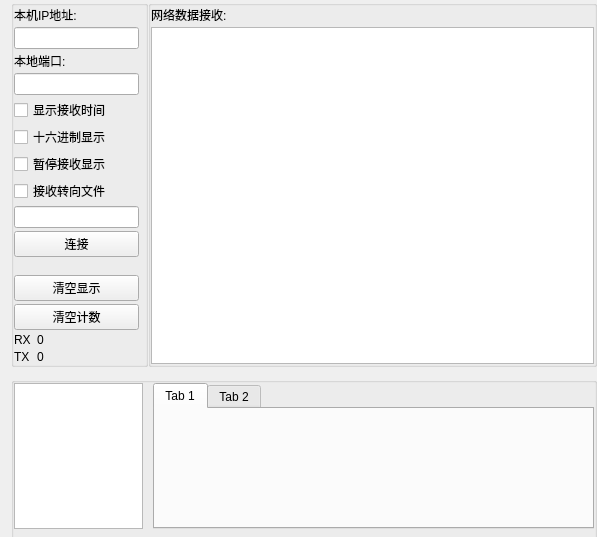
BeiChenYx/NetDebug, file UI/TCPServer.ui: the form before one commit.
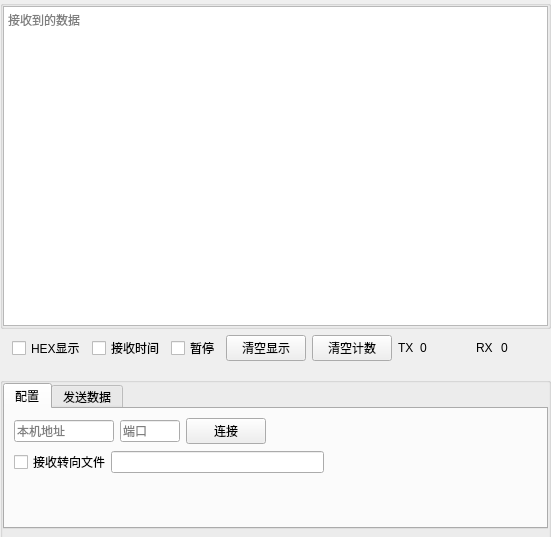
The form after the commit. The open tabs and pages were chosen to show the change.

```diff
--- a/UI/TCPServer.ui
+++ b/UI/TCPServer.ui
@@ -9,7 +9,7 @@
    <rect>
     <x>0</x>
     <y>0</y>
-    <width>597</width>
+    <width>551</width>
     <height>537</height>
    </rect>
   </property>
@@ -17,6 +17,9 @@
    <string>TCP/IP_Server</string>
   </property>
   <layout class="QGridLayout" name="gridLayout_3">
+   <property name="leftMargin">
+    <number>0</number>
+   </property>
    <property name="topMargin">
     <number>0</number>
    </property>
@@ -26,112 +29,72 @@
    <property name="bottomMargin">
     <number>0</number>
    </property>
-   <property name="spacing">
+   <property name="horizontalSpacing">
     <number>0</number>
    </property>
    <item row="0" column="0">
-    <layout class="QHBoxLayout" name="horizontalLayout">
-     <property name="spacing">
-      <number>0</number>
-     </property>
-     <item>
-      <widget class="QGroupBox" name="groupBox_2">
-       <property name="maximumSize">
-        <size>
-         <width>137</width>
-         <height>16777215</height>
-        </size>
-       </property>
+    <widget class="QGroupBox" name="groupBox">
        <property name="title">
         <string/>
        </property>
-       <layout class="QVBoxLayout" name="verticalLayout">
-        <property name="spacing">
+     <layout class="QGridLayout" name="gridLayout">
+      <property name="leftMargin">
+       <number>0</number>
+      </property>
+      <property name="topMargin">
+       <number>0</number>
+      </property>
+      <property name="rightMargin">
+       <number>0</number>
+      </property>
+      <property name="bottomMargin">
+       <number>0</number>
+      </property>
+      <property name="horizontalSpacing">
+       <number>0</number>
+      </property>
+      <property name="verticalSpacing">
          <number>3</number>
         </property>
-        <property name="leftMargin">
-         <number>0</number>
+      <item row="0" column="0">
+       <widget class="QTextEdit" name="textEdit">
+        <property name="placeholderText">
+         <string>接收到的数据</string>
         </property>
-        <property name="topMargin">
-         <number>0</number>
-        </property>
-        <property name="rightMargin">
+       </widget>
+      </item>
+     </layout>
+    </widget>
+   </item>
+   <item row="1" column="0">
+    <layout class="QHBoxLayout" name="horizontalLayout_2">
+     <property name="spacing">
          <number>6</number>
         </property>
-        <property name="bottomMargin">
-         <number>0</number>
-        </property>
-        <item>
-         <widget class="QLabel" name="label">
-          <property name="text">
-           <string>本机IP地址:</string>
-          </property>
-         </widget>
-        </item>
-        <item>
-         <widget class="QLineEdit" name="lineEdit_IP"/>
-        </item>
-        <item>
-         <widget class="QLabel" name="label_2">
-          <property name="text">
-           <string>本地端口:</string>
-          </property>
-         </widget>
-        </item>
-        <item>
-         <widget class="QLineEdit" name="lineEdit_Port"/>
-        </item>
-        <item>
-         <widget class="QCheckBox" name="checkBox_Display_Time">
-          <property name="text">
-           <string>显示接收时间</string>
-          </property>
-         </widget>
-        </item>
+     <property name="leftMargin">
+      <number>12</number>
+     </property>
         <item>
          <widget class="QCheckBox" name="checkBox_Display_Hex">
           <property name="text">
-           <string>十六进制显示</string>
+        <string>HEX显示</string>
+       </property>
+      </widget>
+     </item>
+     <item>
+      <widget class="QCheckBox" name="checkBox_Display_Time">
+       <property name="text">
+        <string>接收时间</string>
           </property>
          </widget>
         </item>
         <item>
          <widget class="QCheckBox" name="checkBox_Pause_Display">
           <property name="text">
-           <string>暂停接收显示</string>
+        <string>暂停</string>
           </property>
          </widget>
         </item>
-        <item>
-         <widget class="QCheckBox" name="checkBox_Recv_To_File">
-          <property name="text">
-           <string>接收转向文件</string>
-          </property>
-         </widget>
-        </item>
-        <item>
-         <widget class="QLineEdit" name="lineEdit_Recv_File_Path"/>
-        </item>
-        <item>
-         <widget class="QPushButton" name="pushButton_Connect">
-          <property name="text">
-           <string>连接</string>
-          </property>
-         </widget>
-        </item>
-        <item>
-         <spacer name="verticalSpacer">
-          <property name="orientation">
-           <enum>Qt::Vertical</enum>
-          </property>
-          <property name="sizeHint" stdset="0">
-           <size>
-            <width>20</width>
-            <height>40</height>
-           </size>
-          </property>
-         </spacer>
-        </item>
         <item>
          <widget class="QPushButton" name="pushButton_Clear_Recv">
           <property name="text">
@@ -146,30 +109,6 @@
           </property>
          </widget>
         </item>
-        <item>
-         <layout class="QHBoxLayout" name="horizontalLayout_2">
-          <item>
-           <widget class="QLabel" name="label_3">
-            <property name="maximumSize">
-             <size>
-              <width>20</width>
-              <height>16777215</height>
-             </size>
-            </property>
-            <property name="text">
-             <string>RX</string>
-            </property>
-           </widget>
-          </item>
-          <item>
-           <widget class="QLabel" name="label_RX">
-            <property name="text">
-             <string>0</string>
-            </property>
-           </widget>
-          </item>
-         </layout>
-        </item>
         <item>
          <layout class="QHBoxLayout" name="horizontalLayout_3">
           <item>
@@ -187,6 +126,12 @@
           </item>
           <item>
            <widget class="QLabel" name="label_TX">
+         <property name="minimumSize">
+          <size>
+           <width>50</width>
+           <height>0</height>
+          </size>
+         </property>
             <property name="text">
              <string>0</string>
             </property>
@@ -194,49 +139,35 @@
           </item>
          </layout>
         </item>
-       </layout>
-      </widget>
-     </item>
      <item>
-      <widget class="QGroupBox" name="groupBox">
-       <property name="title">
-        <string/>
+      <widget class="QLabel" name="label_3">
+       <property name="maximumSize">
+        <size>
+         <width>20</width>
+         <height>16777215</height>
+        </size>
        </property>
-       <layout class="QGridLayout" name="gridLayout">
-        <property name="leftMargin">
-         <number>0</number>
-        </property>
-        <property name="topMargin">
-         <number>0</number>
-        </property>
-        <property name="rightMargin">
-         <number>0</number>
-        </property>
-        <property name="bottomMargin">
-         <number>0</number>
-        </property>
-        <property name="horizontalSpacing">
-         <number>0</number>
-        </property>
-        <property name="verticalSpacing">
-         <number>3</number>
-        </property>
-        <item row="1" column="0">
-         <widget class="QTextEdit" name="textEdit"/>
-        </item>
-        <item row="0" column="0">
-         <widget class="QLabel" name="label_5">
+       <property name="text">
+        <string>RX</string>
+       </property>
+      </widget>
+     </item>
+     <item>
+      <widget class="QLabel" name="label_RX">
+       <property name="minimumSize">
+        <size>
+         <width>50</width>
+         <height>0</height>
+        </size>
+       </property>
           <property name="text">
-           <string>网络数据接收:</string>
+        <string>0</string>
           </property>
          </widget>
         </item>
        </layout>
-      </widget>
-     </item>
-    </layout>
-   </item>
-   <item row="1" column="0">
+   </item>
+   <item row="2" column="0">
     <widget class="QGroupBox" name="groupBox_4">
      <property name="minimumSize">
       <size>
@@ -273,21 +204,11 @@
        <number>0</number>
       </property>
       <item row="0" column="0">
-       <widget class="QListWidget" name="listWidget">
-        <property name="maximumSize">
-         <size>
-          <width>129</width>
-          <height>1000</height>
-         </size>
-        </property>
-       </widget>
-      </item>
-      <item row="0" column="1">
        <widget class="QTabWidget" name="tabWidget">
         <property name="maximumSize">
          <size>
           <width>16777215</width>
-          <height>100000</height>
+          <height>200</height>
          </size>
         </property>
         <property name="currentIndex">
@@ -295,13 +216,192 @@
         </property>
         <widget class="QWidget" name="tab">
          <attribute name="title">
-          <string>Tab 1</string>
+          <string>配置</string>
          </attribute>
+         <layout class="QGridLayout" name="gridLayout_4">
+          <item row="0" column="0">
+           <layout class="QHBoxLayout" name="horizontalLayout_6">
+            <item>
+             <widget class="QLineEdit" name="lineEdit_IP">
+              <property name="maximumSize">
+               <size>
+                <width>100</width>
+                <height>16777215</height>
+               </size>
+              </property>
+              <property name="text">
+               <string/>
+              </property>
+              <property name="placeholderText">
+               <string>本机地址</string>
+              </property>
+             </widget>
+            </item>
+            <item>
+             <widget class="QLineEdit" name="lineEdit_Port">
+              <property name="maximumSize">
+               <size>
+                <width>60</width>
+                <height>16777215</height>
+               </size>
+              </property>
+              <property name="placeholderText">
+               <string>端口</string>
+              </property>
+             </widget>
+            </item>
+            <item>
+             <widget class="QPushButton" name="pushButton_Connect">
+              <property name="text">
+               <string>连接</string>
+              </property>
+             </widget>
+            </item>
+            <item>
+             <spacer name="horizontalSpacer_3">
+              <property name="orientation">
+               <enum>Qt::Horizontal</enum>
+              </property>
+              <property name="sizeHint" stdset="0">
+               <size>
+                <width>40</width>
+                <height>20</height>
+               </size>
+              </property>
+             </spacer>
+            </item>
+           </layout>
+          </item>
+          <item row="1" column="0">
+           <layout class="QHBoxLayout" name="horizontalLayout">
+            <property name="spacing">
+             <number>0</number>
+            </property>
+            <item>
+             <widget class="QCheckBox" name="checkBox_Recv_To_File">
+              <property name="text">
+               <string>接收转向文件</string>
+              </property>
+             </widget>
+            </item>
+            <item>
+             <widget class="QLineEdit" name="lineEdit_Recv_File_Path"/>
+            </item>
+            <item>
+             <spacer name="horizontalSpacer">
+              <property name="orientation">
+               <enum>Qt::Horizontal</enum>
+              </property>
+              <property name="sizeHint" stdset="0">
+               <size>
+                <width>40</width>
+                <height>20</height>
+               </size>
+              </property>
+             </spacer>
+            </item>
+            <item>
+             <layout class="QHBoxLayout" name="horizontalLayout_4"/>
+            </item>
+           </layout>
+          </item>
+          <item row="2" column="0">
+           <spacer name="verticalSpacer">
+            <property name="orientation">
+             <enum>Qt::Vertical</enum>
+            </property>
+            <property name="sizeHint" stdset="0">
+             <size>
+              <width>20</width>
+              <height>40</height>
+             </size>
+            </property>
+           </spacer>
+          </item>
+         </layout>
         </widget>
         <widget class="QWidget" name="tab_2">
          <attribute name="title">
-          <string>Tab 2</string>
+          <string>发送数据</string>
          </attribute>
+         <layout class="QGridLayout" name="gridLayout_5">
+          <item row="0" column="0">
+           <widget class="QTextEdit" name="textEdit_2"/>
+          </item>
+          <item row="1" column="0">
+           <layout class="QHBoxLayout" name="horizontalLayout_5">
+            <item>
+             <widget class="QPushButton" name="pushButton">
+              <property name="text">
+               <string>发送</string>
+              </property>
+             </widget>
+            </item>
+            <item>
+             <widget class="QCheckBox" name="checkBox">
+              <property name="text">
+               <string>十六进制</string>
+              </property>
+             </widget>
+            </item>
+            <item>
+             <widget class="QCheckBox" name="checkBox_2">
+              <property name="text">
+               <string>循环发送</string>
+              </property>
+             </widget>
+            </item>
+            <item>
+             <widget class="QLabel" name="label">
+              <property name="text">
+               <string>间隔:</string>
+              </property>
+             </widget>
+            </item>
+            <item>
+             <widget class="QLineEdit" name="lineEdit">
+              <property name="maximumSize">
+               <size>
+                <width>40</width>
+                <height>16777215</height>
+               </size>
+              </property>
+             </widget>
+            </item>
+            <item>
+             <widget class="QLabel" name="label_2">
+              <property name="text">
+               <string>ms</string>
+              </property>
+             </widget>
+            </item>
+            <item>
+             <spacer name="horizontalSpacer_2">
+              <property name="orientation">
+               <enum>Qt::Horizontal</enum>
+              </property>
+              <property name="sizeHint" stdset="0">
+               <size>
+                <width>133</width>
+                <height>20</height>
+               </size>
+              </property>
+             </spacer>
+            </item>
+           </layout>
+          </item>
+         </layout>
+         <zorder></zorder>
+         <zorder></zorder>
+         <zorder>textEdit_2</zorder>
+         <zorder>label_TX</zorder>
+         <zorder>pushButton</zorder>
+         <zorder>checkBox</zorder>
+         <zorder>checkBox_2</zorder>
+         <zorder>label</zorder>
+         <zorder>lineEdit</zorder>
+         <zorder>label_2</zorder>
+         <zorder>horizontalSpacer_2</zorder>
         </widget>
        </widget>
       </item>
```
Left out of the diff: 2 changed lines with no effect on the pictures. Lines whose indentation alone changed are shown as unchanged.
